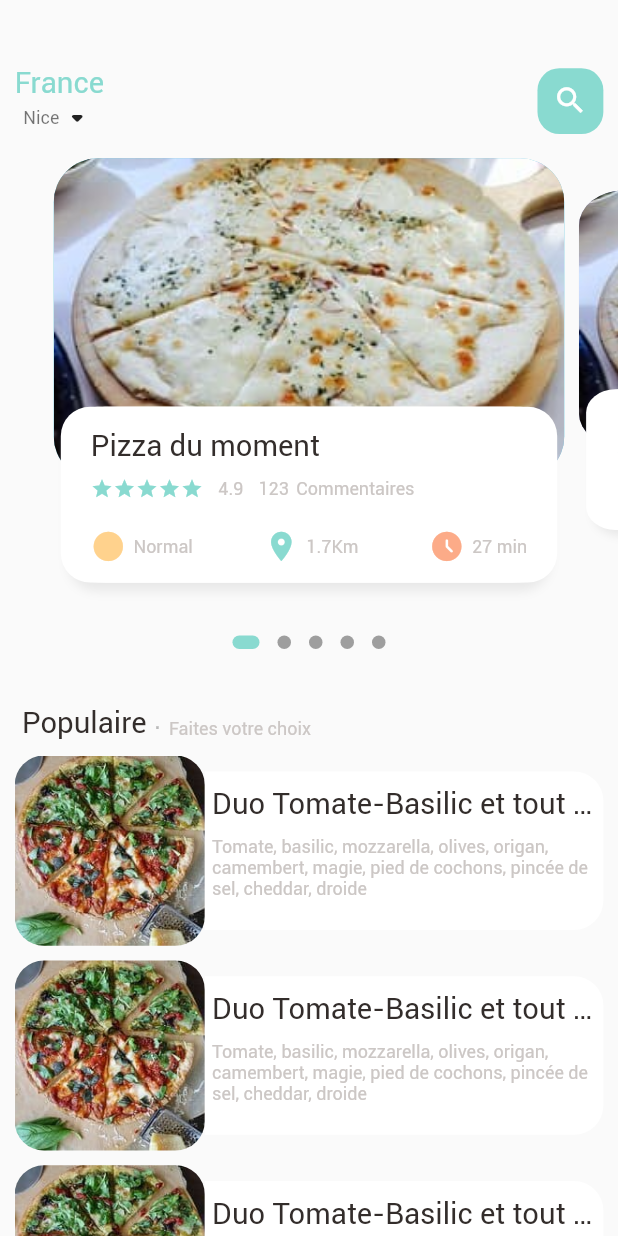
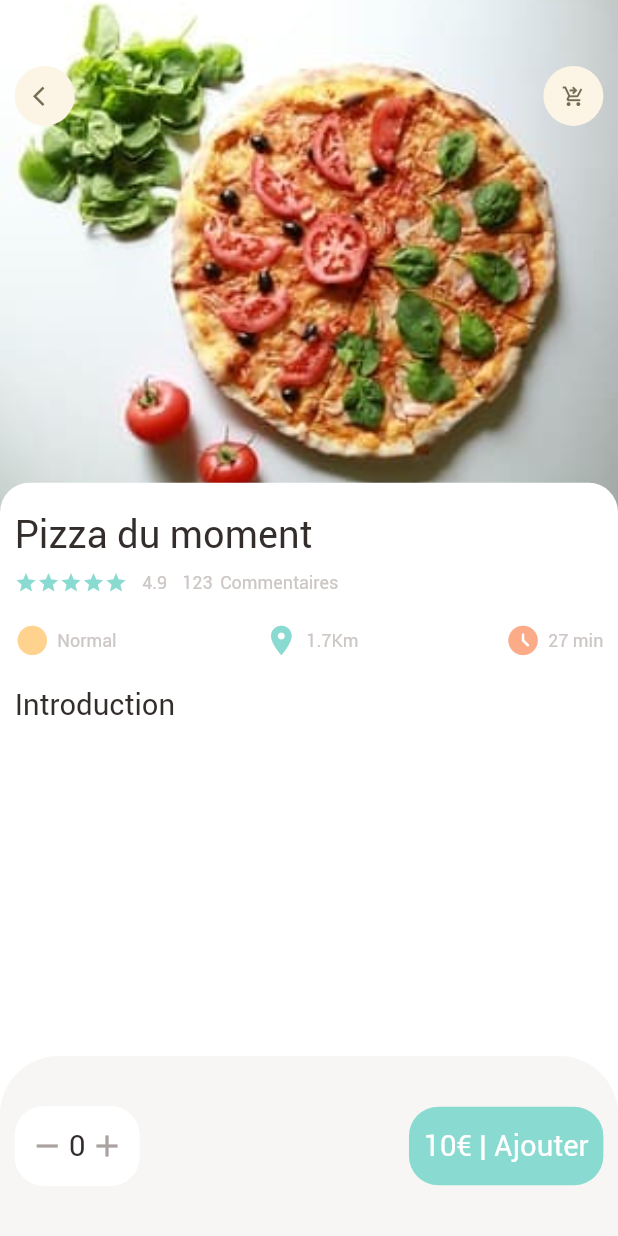
Before and after one commit to Francky06/food_delivery_app, a Flutter app: the screen it shows after launch, on a phone screen of 412 x 824 dp. Run offline on Flutter 3.47's test engine with Material 2 defaults, Android fonts, the phone set to English and light mode, and no system bars; drawn by our look-alikes of dots_indicator; our stand-ins replace get; missing offline and left inert: dart:html.

Commit message:
debut page produit

```diff
--- a/pizza_app/lib/main.dart
+++ b/pizza_app/lib/main.dart
@@ -1,7 +1,7 @@
 import 'package:flutter/material.dart';
 import 'package:get/get_navigation/src/root/get_material_app.dart';
-import 'package:pizza_app/home/main_food_page.dart';
-import 'package:pizza_app/home/main_food_page.dart';
+import 'package:pizza_app/pages/food/popular_food_detail.dart';
+import 'package:pizza_app/pages/home/main_food_page.dart';
 void main() {
   runApp(const MyApp());
 }
@@ -18,7 +18,7 @@ class MyApp extends StatelessWidget {
       theme: ThemeData(
         primarySwatch: Colors.blue,
       ),
-      home: MainFoodPage(),
+      home: PopularFoodDetail(),
     );
   }
 }
--- /dev/null
+++ b/pizza_app/lib/pages/food/popular_food_detail.dart
@@ -0,0 +1,116 @@
+import 'package:flutter/cupertino.dart';
+import 'package:flutter/material.dart';
+import 'package:pizza_app/widgets/app_icon.dart';
+import '../../utils/colors.dart';
+import '../../utils/dimensions.dart';
+import '../../widgets/app_column_icon.dart';
+import '../../widgets/big_text.dart';
+import '../../widgets/icon_and_text.dart';
+import '../../widgets/small_text.dart';
+
+class PopularFoodDetail extends StatelessWidget {
+  const PopularFoodDetail({Key? key}) : super(key: key);
+
+  @override
+  Widget build(BuildContext context) {
+    return Scaffold(
+      backgroundColor: Colors.white,
+      body: Stack(
+        children: [
+          Positioned(
+            left: 0,
+              right: 0,
+              child: Container(
+                width: double.maxFinite,
+                height: Dimensions.popularFood,
+                decoration: BoxDecoration(
+                  image: DecorationImage(
+                    fit: BoxFit.cover,
+                    image: AssetImage(
+                      "assets/img/pizza-tomate.jpg"
+                    ),
+                  )
+                ),
+
+              )),
+          Positioned(
+            top: Dimensions.height45,
+            right: Dimensions.width20,
+            left: Dimensions.width20,
+            child: Row(
+              mainAxisAlignment: MainAxisAlignment.spaceBetween,
+              children: [
+                AppIcon(icon: Icons.arrow_back_ios),
+                AppIcon(icon: Icons.shopping_cart_checkout_outlined)
+              ],
+
+              )),
+          Positioned(
+            left: 0,
+              right: 0,
+              bottom: 0,
+              top: Dimensions.popularFood-20,
+              child: Container(
+                padding: EdgeInsets.only(left: Dimensions.width20, right: Dimensions.width20, top: Dimensions.height20),
+                decoration: BoxDecoration(
+                  borderRadius: BorderRadius.only(
+                    topRight:Radius.circular(Dimensions.radius20),
+                    topLeft:Radius.circular(Dimensions.radius20),
+                  ),
+                  color: Colors.white
+                ),
+                child: Column(
+                  crossAxisAlignment: CrossAxisAlignment.start,
+                  children: [
+                    AppColumnIcon(text: "Pizza du moment"),
+                    SizedBox(height: Dimensions.height20),
+                    BigText(text: "Introduction"),
+                  ],
+                ),
+
+              ))
+        ],
+      ),
+      bottomNavigationBar: Container(
+        height: 120,
+        padding: EdgeInsets.only(top: Dimensions.height30, bottom: Dimensions.height30, left: Dimensions.width20, right: Dimensions.width20),
+        decoration: BoxDecoration(
+          color: AppColors.buttonBgColor,
+          borderRadius: BorderRadius.only(
+            topLeft: Radius.circular(Dimensions.radius20*2),
+            topRight: Radius.circular(Dimensions.radius20*2),
+          )
+        ),
+        child: Row(
+          mainAxisAlignment: MainAxisAlignment.spaceBetween,
+          children: [
+            Container(
+              padding: EdgeInsets.only(top: Dimensions.height15, bottom: Dimensions.height15, left: Dimensions.width20, right: Dimensions.width20),
+              decoration: BoxDecoration(
+                borderRadius: BorderRadius.circular(Dimensions.radius20),
+                color: Colors.white,
+              ),
+              child: Row(
+                children: [
+                  Icon(Icons.remove, color: AppColors.signColor),
+                  SizedBox(width: Dimensions.width10/2),
+                  BigText(text: "0"),
+                  SizedBox(width: Dimensions.width10/2),
+                  Icon(Icons.add, color: AppColors.signColor),
+                ],
+              ),
+            ),
+            Container(
+              padding: EdgeInsets.only(top: Dimensions.height15, bottom: Dimensions.height15, left: Dimensions.width20, right: Dimensions.width20),
+              child: BigText(text:"10€ | Ajouter", color: Colors.white),
+              decoration: BoxDecoration(
+                borderRadius: BorderRadius.circular(Dimensions.radius20),
+                color: AppColors.mainColor,
+              ),
+            )
+          ],
+        ),
+      ),
+    );
+  }
+}
--- a/pizza_app/lib/home/food_page_body.dart
+++ b/pizza_app/lib/pages/home/food_page_body.dart
@@ -3,6 +3,7 @@ import 'package:flutter/cupertino.dart';
 import 'package:flutter/material.dart';
 import 'package:pizza_app/utils/colors.dart';
 import 'package:pizza_app/utils/dimensions.dart';
+import 'package:pizza_app/widgets/app_column_icon.dart';
 import 'package:pizza_app/widgets/big_text.dart';
 import 'package:pizza_app/widgets/icon_and_text.dart';
 import 'package:pizza_app/widgets/small_text.dart';
@@ -225,36 +226,7 @@ class _FoodPageBodyState extends State<FoodPageBody> {
               ),
               child: Container(
                 padding: EdgeInsets.only(top: Dimensions.height15, left: 15, right: 15),
-                child: Column(
-                  crossAxisAlignment: CrossAxisAlignment.start,
-                  children: [
-                    BigText(text: "Pizza du moment"),
-                    SizedBox(height: Dimensions.height10),
-                    Row(
-                      children: [
-                        Wrap(
-                          children: List.generate(5, (index) => Icon(Icons.star, color: AppColors.mainColor, size: 15))
-                        ),
-                        SizedBox(width: 10),
-                        SmallText(text: "4.9"),
-                        SizedBox(width: 10),
-                        SmallText(text: "123"),
-                        SizedBox(width: 5),
-                        SmallText(text: "Commentaires"),
-
-                      ],
-                    ),
-                    SizedBox(height: Dimensions.height20),
-                    Row(
-                      mainAxisAlignment: MainAxisAlignment.spaceBetween,
-                      children: [
-                        IconAndText(icon: Icons.circle_sharp, text: "Normal", iconColor: AppColors.iconColor1),
-                        IconAndText(icon: Icons.location_on, text: "1.7Km", iconColor: AppColors.mainColor),
-                        IconAndText(icon: Icons.access_time_filled_rounded, text: "27 min", iconColor: AppColors.iconColor2),
-                      ],
-                    )
-                  ],
-                ),
+                child: AppColumnIcon(text: "Pizza du moment",),
               ),
             ),
           )
--- a/pizza_app/lib/home/main_food_page.dart
+++ b/pizza_app/lib/pages/home/main_food_page.dart
@@ -1,10 +1,10 @@
 import 'package:flutter/cupertino.dart';
 import 'package:flutter/material.dart';
-import 'package:pizza_app/home/food_page_body.dart';
 import 'package:pizza_app/utils/colors.dart';
 import 'package:pizza_app/utils/dimensions.dart';
 import 'package:pizza_app/widgets/big_text.dart';
 import 'package:pizza_app/widgets/small_text.dart';
+import 'food_page_body.dart';
 
 class MainFoodPage extends StatefulWidget {
   const MainFoodPage({Key? key}) : super(key: key);
--- a/pizza_app/lib/utils/dimensions.dart
+++ b/pizza_app/lib/utils/dimensions.dart
@@ -25,6 +25,7 @@ class Dimensions {
 
   //font dynamic
   static double font20 = screenHeight/42.2;
+  static double font26 = screenHeight/32.46;
 
   //raadius
   static double radius15 = screenHeight/56.27;
@@ -33,8 +34,12 @@ class Dimensions {
 
   //icon size
   static double iconSize24 = screenHeight/35.17;
+  static double iconSize16 = screenHeight/52.75;
 
   //listview
   static double listViewImg = screenWidth/3.25;
   static double listViewTextContainer = screenWidth/3.9;
+
+  //popular img
+  static double popularFood = screenHeight/2.41;
 }
--- /dev/null
+++ b/pizza_app/lib/widgets/app_column_icon.dart
@@ -0,0 +1,49 @@
+import 'package:flutter/cupertino.dart';
+import 'package:flutter/material.dart';
+import 'package:pizza_app/widgets/small_text.dart';
+import '../utils/colors.dart';
+import '../utils/dimensions.dart';
+import 'big_text.dart';
+import 'icon_and_text.dart';
+
+class AppColumnIcon extends StatelessWidget {
+  final String text;
+
+  const AppColumnIcon({Key? key,
+    required this.text
+  }) : super(key: key);
+
+  @override
+  Widget build(BuildContext context) {
+    return Column(
+      crossAxisAlignment: CrossAxisAlignment.start,
+      children: [
+        BigText(text: text, size: Dimensions.font26),
+        SizedBox(height: Dimensions.height10),
+        Row(
+          children: [
+            Wrap(
+                children: List.generate(5, (index) => Icon(Icons.star, color: AppColors.mainColor, size: 15))
+            ),
+            SizedBox(width: 10),
+            SmallText(text: "4.9"),
+            SizedBox(width: 10),
+            SmallText(text: "123"),
+            SizedBox(width: 5),
+            SmallText(text: "Commentaires"),
+
+          ],
+        ),
+        SizedBox(height: Dimensions.height20),
+        Row(
+          mainAxisAlignment: MainAxisAlignment.spaceBetween,
+          children: [
+            IconAndText(icon: Icons.circle_sharp, text: "Normal", iconColor: AppColors.iconColor1),
+            IconAndText(icon: Icons.location_on, text: "1.7Km", iconColor: AppColors.mainColor),
+            IconAndText(icon: Icons.access_time_filled_rounded, text: "27 min", iconColor: AppColors.iconColor2),
+          ],
+        )
+      ],
+    );
+  }
+}
--- /dev/null
+++ b/pizza_app/lib/widgets/app_icon.dart
@@ -0,0 +1,36 @@
+import 'dart:html';
+
+import 'package:flutter/cupertino.dart';
+
+import '../utils/dimensions.dart';
+
+class AppIcon extends StatelessWidget {
+  final IconData icon;
+  final Color backgroundColor;
+  final Color iconColor;
+  final double size;
+
+  AppIcon({Key? key,
+    required this.icon,
+    this.backgroundColor =  const Color(0xFFfcf4e4),
+    this.iconColor = const Color(0xFF756d54),
+    this.size = 40
+  }) : super(key: key);
+
+  @override
+  Widget build(BuildContext context) {
+    return Container(
+      width: size,
+      height: size,
+      decoration: BoxDecoration(
+        borderRadius: BorderRadius.circular(size/2),
+        color: backgroundColor,
+      ),
+      child: Icon(
+        icon,
+        color: iconColor,
+        size: Dimensions.iconSize16,
+      ),
+    );
+  }
+}
```
Also changed, not shown: pizza_app/lib/pages/food/categories.dart (added).
